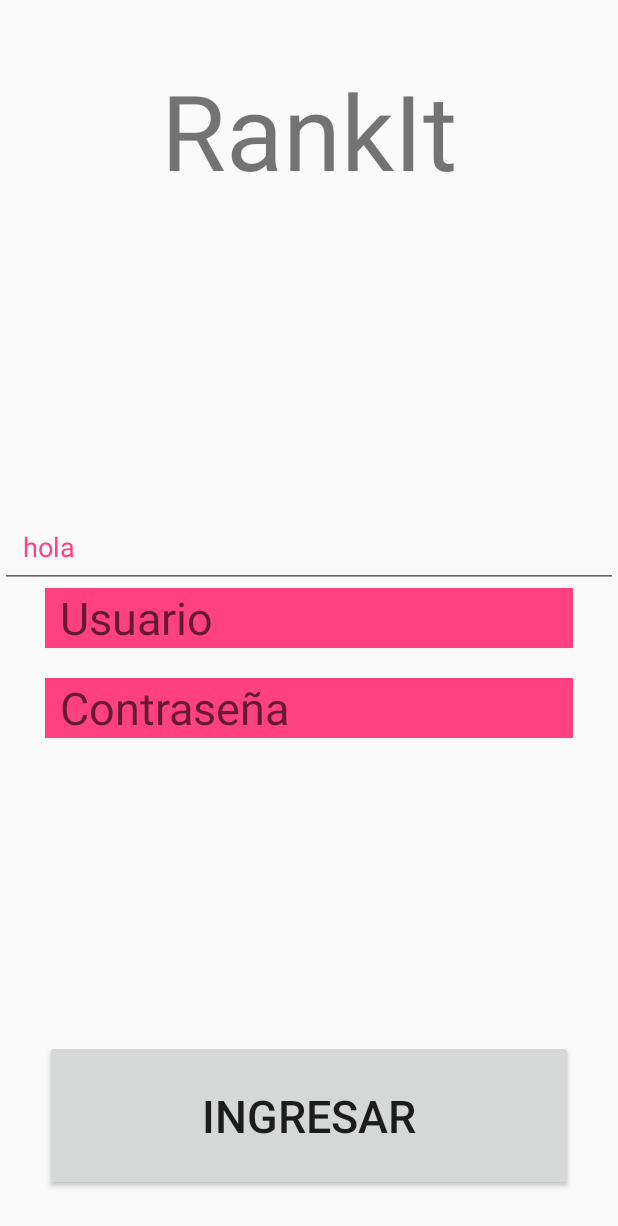
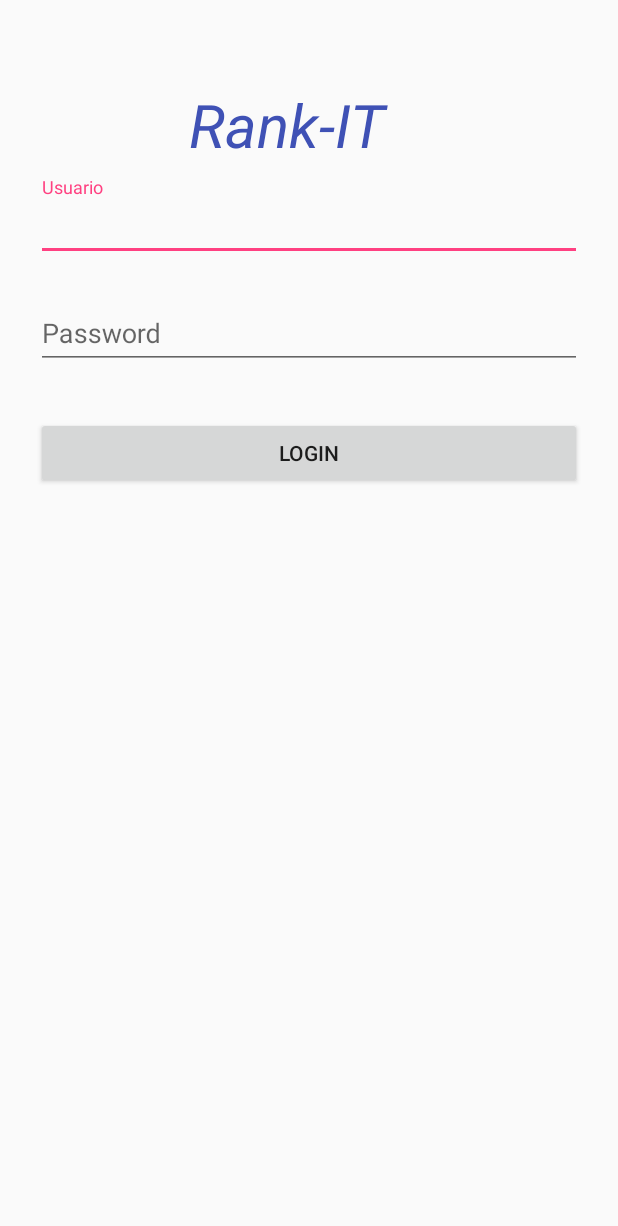
Before and after one commit to garciadiego1990/grupo1-RankIt-Interfaces, an Android app: the layout activity_rankit_login.xml on its own in the app's theme, with its tools: preview values and no code run, on a phone screen of 412 x 824 dp. Shown: the top 1226 px of the screen. Run offline under Robolectric (Android 15) with nearby library versions, the phone set to English and light mode, and no system bars.

Commit message:
rankit_login update

```diff
--- a/RankIT-Android/app/src/main/res/layout/activity_rankit_login.xml
+++ b/RankIT-Android/app/src/main/res/layout/activity_rankit_login.xml
@@ -1,65 +1,66 @@
 <?xml version="1.0" encoding="utf-8"?>
-<RelativeLayout xmlns:android="http://schemas.android.com/apk/res/android"
-    xmlns:app="http://schemas.android.com/apk/res-auto"
-    android:layout_width="match_parent"
-    android:layout_height="match_parent"
-    android:id="@+id/login_user"
-    android:orientation="vertical">
+<ScrollView xmlns:android="http://schemas.android.com/apk/res/android"
+    android:layout_width="fill_parent"
+    android:layout_height="fill_parent"
+    android:fitsSystemWindows="true">
 
-    <TextView android:id="@+id/login_title"
-        android:layout_width="wrap_content"
+    <LinearLayout
+        android:orientation="vertical"
+        android:layout_width="match_parent"
         android:layout_height="wrap_content"
-        android:text="@string/login_title"
-        android:padding="40dp"
-        android:layout_centerHorizontal="true"
-        android:textSize="70dp"
-        />
+        android:paddingTop="56dp"
+        android:paddingLeft="24dp"
+        android:paddingRight="24dp"
+        android:weightSum="1">
+
+        <TextView
+            android:id="@+id/logo_text"
+            android:layout_width="159dp"
+            android:layout_gravity="center_horizontal"
+            android:hint="Rank-IT"
+            android:textStyle="italic"
+            android:textColorHint="@color/colorPrimary"
+            android:textSize="40dp"
+            android:layout_height="wrap_content"
+
+            />
 
 
+        <!--  Email Label -->
+        <android.support.design.widget.TextInputLayout
+            android:layout_width="match_parent"
+            android:layout_height="wrap_content"
+            android:layout_marginTop="8dp"
+            android:layout_marginBottom="8dp">
+            <EditText android:id="@+id/input_email"
+                android:layout_width="match_parent"
+                android:layout_height="wrap_content"
+                android:inputType="textEmailAddress"
+                android:hint="Usuario" />
+        </android.support.design.widget.TextInputLayout>
 
-    <EditText android:id="@+id/usuario"
-        android:layout_width="match_parent"
-        android:layout_height="@dimen/textBoxHeigth"
-        android:layout_centerVertical="true"
-        android:layout_marginRight="30dp"
-        android:layout_marginLeft="30dp"
-        android:textSize="@dimen/textBoxLetters"
-        android:hint="Usuario"
-        android:paddingLeft="10dp"
-        android:background="@color/colorAccent"
-         />
+        <!--  Password Label -->
+        <android.support.design.widget.TextInputLayout
+            android:layout_width="match_parent"
+            android:layout_height="wrap_content"
+            android:layout_marginTop="8dp"
+            android:layout_marginBottom="8dp">
+            <EditText android:id="@+id/input_password"
+                android:layout_width="match_parent"
+                android:layout_height="wrap_content"
+                android:inputType="textPassword"
+                android:hint="Password"/>
+        </android.support.design.widget.TextInputLayout>
 
-    <EditText android:id="@+id/error_message"
-        android:layout_width="match_parent"
-        android:layout_height="wrap_content"
-        android:layout_above="@id/usuario"
-        android:padding="15dp"
-        android:text="hola"
-        android:textColor="@color/colorAccent"
-        />
+        <android.support.v7.widget.AppCompatButton
+            android:id="@+id/btn_login"
+            android:layout_width="fill_parent"
+            android:layout_height="wrap_content"
+            android:layout_marginTop="24dp"
+            android:layout_marginBottom="24dp"
+            android:padding="12dp"
+            android:text="Login"/>
 
-    <EditText android:id="@+id/password"
-        android:layout_width="match_parent"
-        android:layout_height="@dimen/textBoxHeigth"
-        android:layout_below="@id/usuario"
-        android:layout_marginTop="20dp"
-        android:layout_marginRight="30dp"
-        android:layout_marginLeft="30dp"
-        android:textSize="@dimen/textBoxLetters"
-        android:hint="Contraseña"
-        android:paddingLeft="10dp"
-        android:background="@color/colorAccent"
-        android:inputType="textPassword"
-        />
 
-    <Button android:id="@+id/ingresar"
-        android:layout_width="match_parent"
-        android:layout_height="wrap_content"
-        android:padding="30dp"
-        android:text="Ingresar"
-        android:textSize="30dp"
-        android:layout_margin="30dp"
-        android:layout_alignParentBottom="true"
-        />
-
-</RelativeLayout>
+    </LinearLayout>
+</ScrollView>
```
